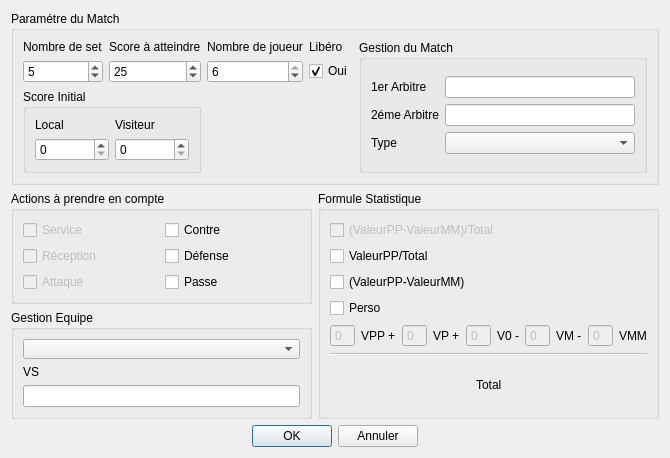
flagage/volleyclubstats, file ui/fenetrelancement.ui: the form before one commit.
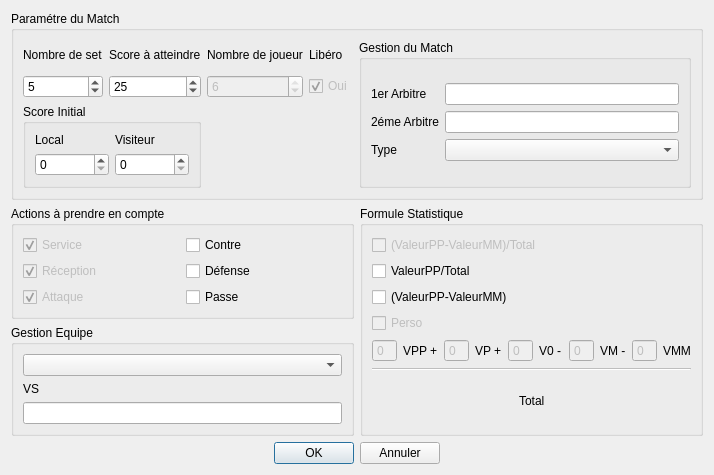
The form after the commit.

The edit to the form file:
```diff
--- a/ui/fenetrelancement.ui
+++ b/ui/fenetrelancement.ui
@@ -6,8 +6,8 @@
    <rect>
     <x>0</x>
     <y>0</y>
-    <width>670</width>
-    <height>454</height>
+    <width>714</width>
+    <height>475</height>
    </rect>
   </property>
   <property name="windowTitle">
@@ -110,6 +110,9 @@
       </item>
       <item row="1" column="2">
        <widget class="QSpinBox" name="spinBox_8">
+        <property name="enabled">
+         <bool>false</bool>
+        </property>
         <property name="minimum">
          <number>2</number>
         </property>
@@ -123,6 +126,9 @@
       </item>
       <item row="1" column="3">
        <widget class="QCheckBox" name="checkBox_11">
+        <property name="enabled">
+         <bool>false</bool>
+        </property>
         <property name="text">
          <string>Oui</string>
         </property>
@@ -183,6 +189,9 @@
      <layout class="QGridLayout" name="gridLayout_9">
       <item row="4" column="0">
        <widget class="QCheckBox" name="checkBox_10">
+        <property name="enabled">
+         <bool>false</bool>
+        </property>
         <property name="text">
          <string>Perso</string>
         </property>
@@ -423,6 +432,9 @@
           <property name="text">
            <string>Service</string>
           </property>
+          <property name="checked">
+           <bool>true</bool>
+          </property>
          </widget>
         </item>
         <item row="0" column="1">
@@ -440,6 +452,9 @@
           <property name="text">
            <string>Réception </string>
           </property>
+          <property name="checked">
+           <bool>true</bool>
+          </property>
          </widget>
         </item>
         <item row="1" column="1">
@@ -457,6 +472,9 @@
           <property name="text">
            <string>Attaque</string>
           </property>
+          <property name="checked">
+           <bool>true</bool>
+          </property>
           <property name="tristate">
            <bool>false</bool>
           </property>
```
Left out of the diff: 3 changed lines with no effect on the pictures.
